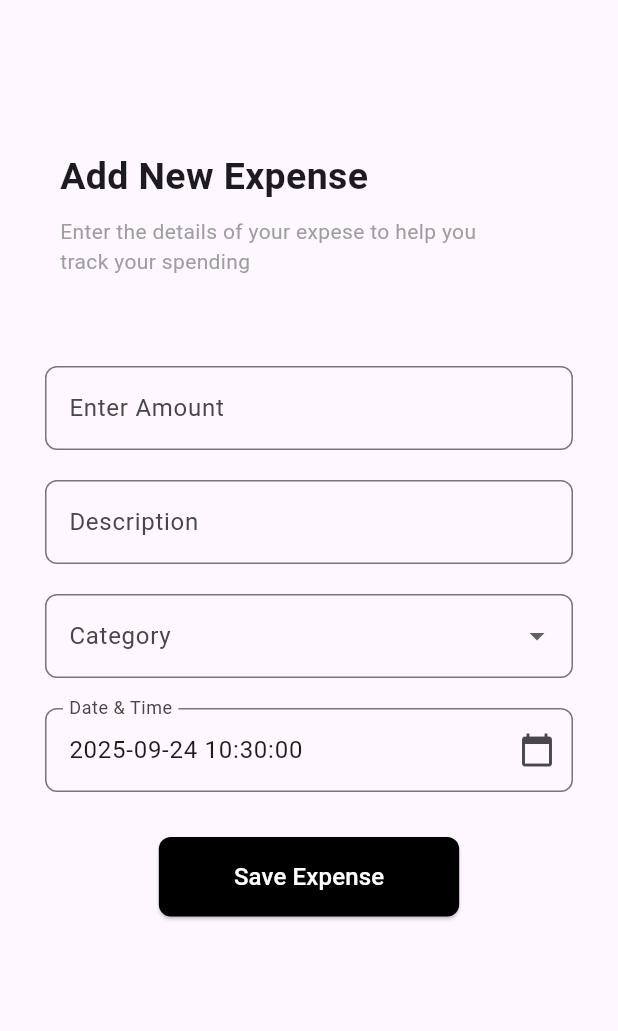
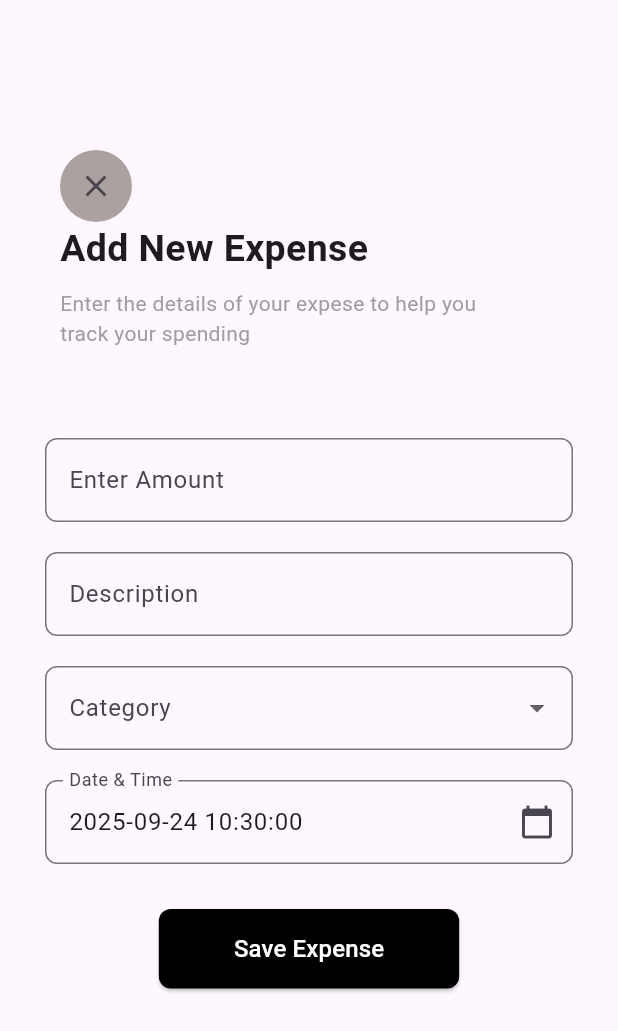
Before and after one commit to Khaloyyy/Expense_Tracker, a Flutter app: the AddExpenseScreen screen opened by its route, on a phone screen of 412 x 824 dp. Shown: the top 1031 px of the screen. Run offline on Flutter 3.47's test engine with Material 3 defaults, Android fonts, the phone set to English and light mode, and no system bars; our stand-ins replace flutter_riverpod, go_router, riverpod_annotation, shared_preferences; accounts and stored records are empty; generated files the repository leaves out were written again.

Commit message:
update add_expense_screen

```diff
--- a/expense_tracker/lib/features/expense_tracker/presentation/screen/add_expense_screen.dart
+++ b/expense_tracker/lib/features/expense_tracker/presentation/screen/add_expense_screen.dart
@@ -32,6 +32,7 @@ List<Widget> bodyScrollableList() {
   return <Widget>[
     // ==================== Add Expense Body ========================= //
     SizedBox(height: 100),
+
     Center(
       child: Container(
         alignment: Alignment.center,
--- a/expense_tracker/lib/features/expense_tracker/presentation/widgets/add_expense/add_expense_header.dart
+++ b/expense_tracker/lib/features/expense_tracker/presentation/widgets/add_expense/add_expense_header.dart
@@ -11,6 +11,19 @@ class AddExpenseHeader extends StatelessWidget {
         Column(
           crossAxisAlignment: CrossAxisAlignment.start,
           children: [
+            Container(
+              decoration: BoxDecoration(
+                shape: BoxShape.circle,
+
+                color: const Color.fromARGB(255, 172, 161, 161),
+              ),
+              child: IconButton(
+                icon: const Icon(Icons.close),
+                onPressed: () {
+                  Navigator.of(context).pop();
+                },
+              ),
+            ),
             Text(
               'Add New Expense',
               style: TextStyle(fontSize: 25, fontWeight: FontWeight.bold),
```
